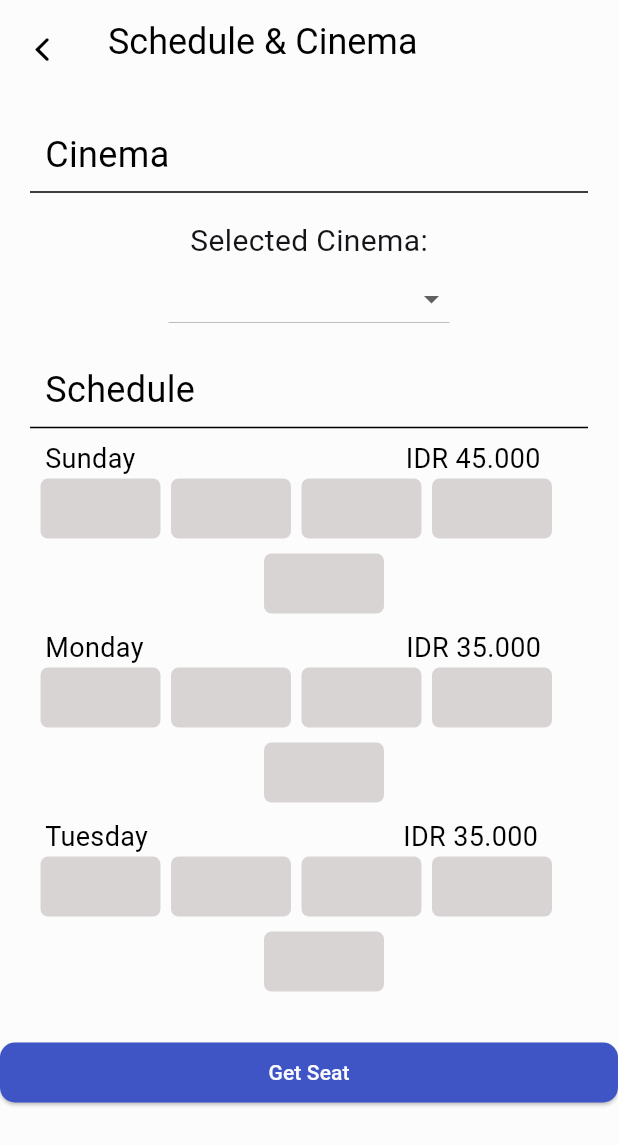
After one commit to Azkina1123/flutix, a Flutter app: the schedule_place_page screen opened directly, on a phone screen of 412 x 824 dp. The commit adds this screen. Shown: the top 1145 px of the screen. Run offline on Flutter 3.47's test engine with Material 2 defaults, Android fonts, the phone set to English and light mode, and no system bars; our stand-ins replace cloud_firestore, email_validator, equatable, firebase_auth; accounts and stored records are empty.

Commit message:
create schadule and place, chackout page

```diff
--- a/lib/main.dart
+++ b/lib/main.dart
@@ -59,7 +59,6 @@ class MyApp extends StatelessWidget {
           surface: colors["cinder"]!, // warna hitam background
           onSurface: colors["soapstone"]!, // warna putih text
         ),
-
         elevatedButtonTheme: ElevatedButtonThemeData(
           style: ElevatedButton.styleFrom(
             backgroundColor: colors["cerulean-blue"],
--- a/lib/ui/pages/movie_detail_page.dart
+++ b/lib/ui/pages/movie_detail_page.dart
@@ -35,8 +35,7 @@ class _MovieDetailPageState extends State<MovieDetailPage> {
               width: width(context),
               height: 280,
               decoration: BoxDecoration(
-                  color:
-                      lightMode ? colors["cinder"] : colors["soapstone"]),
+                  color: lightMode ? colors["cinder"] : colors["soapstone"]),
             ),
 
             // rincian film =============================================
@@ -117,8 +116,7 @@ class _MovieDetailPageState extends State<MovieDetailPage> {
                               Text(
                                 widget.movie.rate.toString(),
                                 style: TextStyle(
-                                    fontSize: 14,
-                                    color: colors["dove-grey"]!),
+                                    fontSize: 14, color: colors["dove-grey"]!),
                               ),
                             ],
                           ),
--- a/lib/ui/pages/pages.dart
+++ b/lib/ui/pages/pages.dart
@@ -3,6 +3,7 @@ import 'dart:math';
 import 'package:flutix/models/models.dart';
 import 'package:flutix/services/services.dart';
 import 'package:flutix/ui/widgets/widgets.dart';
+import 'package:flutter/cupertino.dart';
 import 'package:flutter/material.dart';
 
 part "home_page.dart";
@@ -12,3 +13,6 @@ part 'my_ticket_page.dart';
 part 'profile_page.dart';
 part 'sign_up_page.dart';
 part 'success_checkout_page.dart';
+part 'checkout_page.dart';
+part 'schedule_place_page.dart';
+part 'detail_ticket_page.dart';
--- /dev/null
+++ b/lib/ui/pages/schedule_place_page.dart
@@ -0,0 +1,305 @@
+part of "pages.dart";
+
+class schedule_place_page extends StatefulWidget {
+  const schedule_place_page({super.key});
+
+  @override
+  State<schedule_place_page> createState() => _schedule_place_pageState();
+}
+
+class _schedule_place_pageState extends State<schedule_place_page> {
+  String? selectedBioskop;
+  List<String> bioskopList = [
+    'Plaza Mulia CGV',
+    'Samarinda Square XXI',
+    'Big Mall XXI'
+  ];
+  @override
+  Widget build(BuildContext context) {
+    return Scaffold(
+      appBar: AppBar(
+        elevation: 0,
+        backgroundColor: Colors.transparent,
+        leading: Padding(
+          padding: const EdgeInsets.only(top: 10.0),
+          child: InkWell(
+            onTap: () {
+              Navigator.pop(context);
+            },
+            child: Icon(
+              CupertinoIcons.back,
+              color: Colors.black,
+            ),
+          ),
+        ),
+        title: Text(
+          "Schedule & Cinema",
+          style: TextStyle(
+              color: Colors.black, fontSize: 24, fontWeight: FontWeight.normal),
+        ),
+      ),
+      body: ListView(
+        children: [
+          SizedBox(height: 30),
+          Padding(
+            padding: const EdgeInsets.only(left: 30.0),
+            child: Text(
+              "Cinema",
+              style: TextStyle(
+                  color: Colors.black,
+                  fontSize: 24,
+                  fontWeight: FontWeight.normal),
+            ),
+          ),
+          Divider(
+            color: Colors.black,
+            thickness: 1,
+            indent: 20.0,
+            endIndent: 20.0,
+          ),
+          SizedBox(height: 10.0),
+          Column(
+            mainAxisAlignment: MainAxisAlignment.center,
+            children: <Widget>[
+              Text(
+                'Selected Cinema:',
+                style: TextStyle(fontSize: 20),
+              ),
+              DropdownButton<String>(
+                value: selectedBioskop,
+                onChanged: (String? newValue) {
+                  // Perubahan tipe data menjadi String?
+                  setState(() {
+                    selectedBioskop = newValue;
+                  });
+                },
+                items: bioskopList.map((String bioskop) {
+                  return DropdownMenuItem<String>(
+                    value: bioskop,
+                    child: Text(bioskop),
+                  );
+                }).toList(),
+              ),
+            ],
+          ),
+          SizedBox(height: 20),
+          Padding(
+            padding: const EdgeInsets.only(left: 30),
+            child: Text(
+              "Schedule",
+              style: TextStyle(
+                  color: Colors.black,
+                  fontSize: 24,
+                  fontWeight: FontWeight.normal),
+            ),
+          ),
+          Divider(
+            color: Colors.black,
+            thickness: 1,
+            indent: 20.0,
+            endIndent: 20.0,
+          ),
+          Row(
+            crossAxisAlignment: CrossAxisAlignment.start,
+            children: [
+              Padding(
+                padding: const EdgeInsets.only(left: 30),
+                child: Text(
+                  "Sunday",
+                  textAlign: TextAlign.left,
+                  style: TextStyle(
+                    color: Colors.black,
+                    fontSize: 18,
+                    fontWeight: FontWeight.normal,
+                  ),
+                ),
+              ),
+              SizedBox(width: 180),
+              Text(
+                "IDR 45.000",
+                textAlign: TextAlign.right,
+                style: TextStyle(
+                  color: Colors.black,
+                  fontSize: 18,
+                  fontWeight: FontWeight.normal,
+                ),
+              ),
+            ],
+          ),
+          Padding(
+            padding: const EdgeInsets.only(left: 20),
+            child: Row(
+              mainAxisAlignment: MainAxisAlignment.start,
+              children: [
+                for (int i = 0; i < 4; i++)
+                  Container(
+                    width: 80,
+                    height: 40,
+                    margin: EdgeInsets.only(left: 7),
+                    decoration: BoxDecoration(
+                      borderRadius: BorderRadius.circular(5),
+                      color: Color.fromARGB(255, 217, 212, 212),
+                    ),
+                  ),
+              ],
+            ),
+          ),
+          Column(
+            mainAxisAlignment: MainAxisAlignment.start,
+            children: [
+              Padding(
+                padding: const EdgeInsets.only(left: 20, top: 10),
+                child: Container(
+                  width: 80,
+                  height: 40,
+                  decoration: BoxDecoration(
+                    borderRadius: BorderRadius.circular(5),
+                    color: Color.fromARGB(255, 217, 212, 212),
+                  ),
+                ),
+              ),
+            ],
+          ),
+          SizedBox(height: 10),
+          Row(
+            crossAxisAlignment: CrossAxisAlignment.start,
+            children: [
+              Padding(
+                padding: const EdgeInsets.only(left: 30),
+                child: Text(
+                  "Monday",
+                  textAlign: TextAlign.left,
+                  style: TextStyle(
+                    color: Colors.black,
+                    fontSize: 18,
+                    fontWeight: FontWeight.normal,
+                  ),
+                ),
+              ),
+              SizedBox(width: 175),
+              Text(
+                "IDR 35.000",
+                textAlign: TextAlign.right,
+                style: TextStyle(
+                  color: Colors.black,
+                  fontSize: 18,
+                  fontWeight: FontWeight.normal,
+                ),
+              ),
+            ],
+          ),
+          Padding(
+            padding: const EdgeInsets.only(left: 20),
+            child: Row(
+              mainAxisAlignment: MainAxisAlignment.start,
+              children: [
+                for (int i = 0; i < 4; i++)
+                  Container(
+                    width: 80,
+                    height: 40,
+                    margin: EdgeInsets.only(left: 7),
+                    decoration: BoxDecoration(
+                      borderRadius: BorderRadius.circular(5),
+                      color: Color.fromARGB(255, 217, 212, 212),
+                    ),
+                  ),
+              ],
+            ),
+          ),
+          Column(
+            mainAxisAlignment: MainAxisAlignment.start,
+            children: [
+              Padding(
+                padding: const EdgeInsets.only(left: 20, top: 10),
+                child: Container(
+                  width: 80,
+                  height: 40,
+                  decoration: BoxDecoration(
+                    borderRadius: BorderRadius.circular(5),
+                    color: Color.fromARGB(255, 217, 212, 212),
+                  ),
+                ),
+              ),
+            ],
+          ),
+          SizedBox(height: 10),
+          Row(
+            crossAxisAlignment: CrossAxisAlignment.start,
+            children: [
+              Padding(
+                padding: const EdgeInsets.only(left: 30),
+                child: Text(
+                  "Tuesday",
+                  textAlign: TextAlign.left,
+                  style: TextStyle(
+                    color: Colors.black,
+                    fontSize: 18,
+                    fontWeight: FontWeight.normal,
+                  ),
+                ),
+              ),
+              SizedBox(width: 170),
+              Text(
+                "IDR 35.000",
+                textAlign: TextAlign.right,
+                style: TextStyle(
+                  color: Colors.black,
+                  fontSize: 18,
+                  fontWeight: FontWeight.normal,
+                ),
+              ),
+            ],
+          ),
+          Padding(
+            padding: const EdgeInsets.only(left: 20),
+            child: Row(
+              mainAxisAlignment: MainAxisAlignment.start,
+              children: [
+                for (int i = 0; i < 4; i++)
+                  Container(
+                    width: 80,
+                    height: 40,
+                    margin: EdgeInsets.only(left: 7),
+                    decoration: BoxDecoration(
+                      borderRadius: BorderRadius.circular(5),
+                      color: Color.fromARGB(255, 217, 212, 212),
+                    ),
+                  ),
+              ],
+            ),
+          ),
+          Column(
+            mainAxisAlignment: MainAxisAlignment.start,
+            children: [
+              Padding(
+                padding: const EdgeInsets.only(left: 20, top: 10),
+                child: Container(
+                  width: 80,
+                  height: 40,
+                  decoration: BoxDecoration(
+                    borderRadius: BorderRadius.circular(5),
+                    color: Color.fromARGB(255, 217, 212, 212),
+                  ),
+                ),
+              ),
+            ],
+          ),
+          SizedBox(height: 30),
+          ElevatedButton(
+            onPressed: () {
+              Navigator.push(
+                context,
+                MaterialPageRoute(
+                  builder: (context) {
+                    return schedule_place_page();
+                  },
+                ),
+              );
+            },
+            child: Text("Get Seat"),
+          )
+        ],
+      ),
+    );
+  }
+}
```
Also changed, not shown: lib/ui/pages/checkout_page.dart (added, +290 -0 lines).
